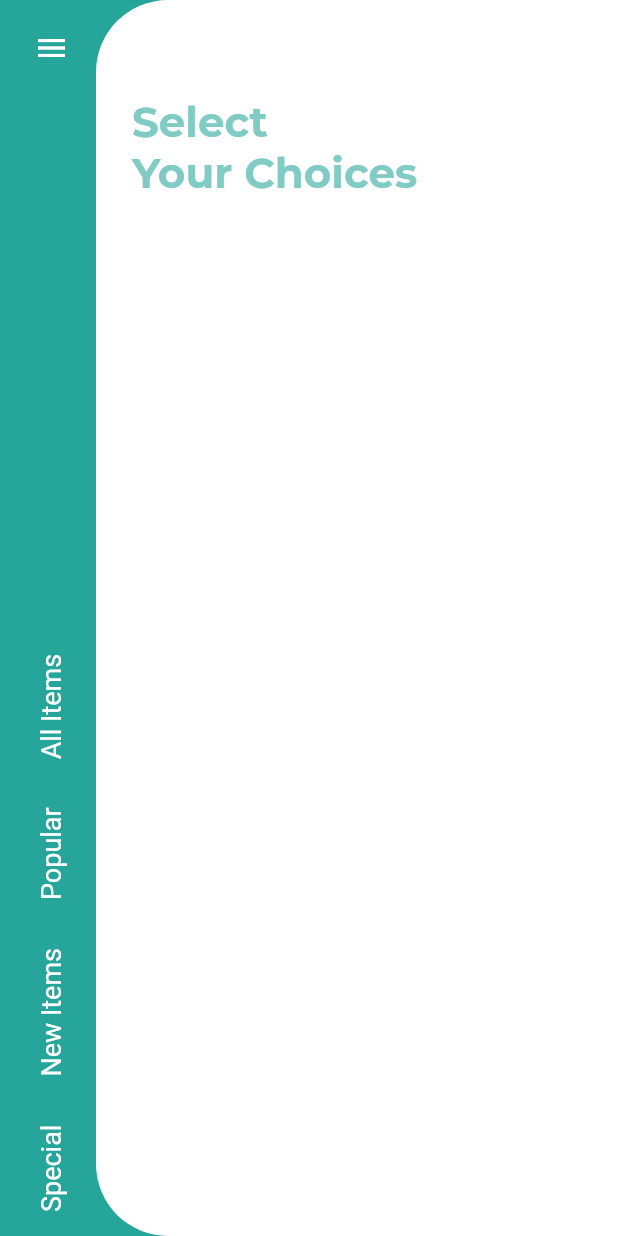
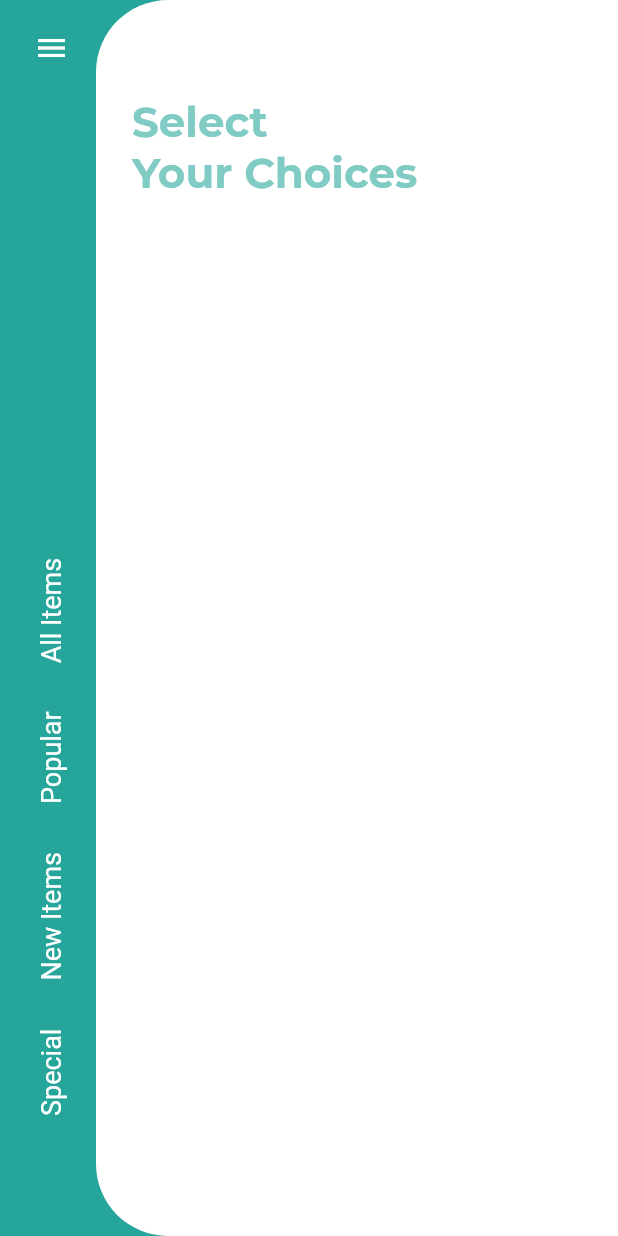
Before and after one commit to JAICHANGPARK/flutter_notebook_8th_story, a Flutter app: the screen it shows after launch, on a phone screen of 412 x 824 dp. Run offline on Flutter 3.47's test engine with Material 2 defaults, Android fonts, the phone set to English and light mode, and no system bars; our stand-ins replace badges, google_fonts.

Commit message:
Update food_main_page.dart

```diff
--- a/lib/ep566_food_delivery_app/food_main_page.dart
+++ b/lib/ep566_food_delivery_app/food_main_page.dart
@@ -26,6 +26,8 @@ class _FoodMainPageState extends State<FoodMainPage> {
                   children: [
                     Expanded(
                       flex: 2,
+                      child: Padding(
+                        padding: const EdgeInsets.only(bottom: 64),
                         child: NavigationRail(
                           groupAlignment: 1,
                           labelType: NavigationRailLabelType.all,
@@ -64,6 +66,7 @@ class _FoodMainPageState extends State<FoodMainPage> {
                               _pageIndex = index;
                             });
                           },
+                        ),
                       ),
                     ),
                     Expanded(flex: 10, child: Container()),
```
Lines whose indentation alone changed are shown as unchanged.
